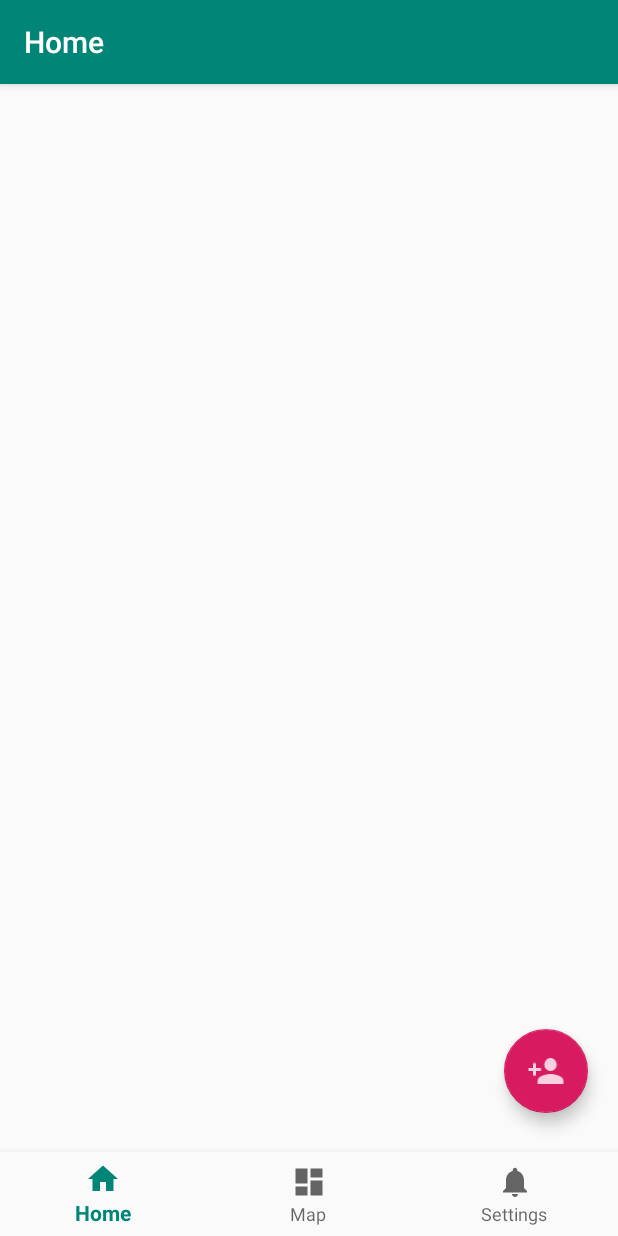
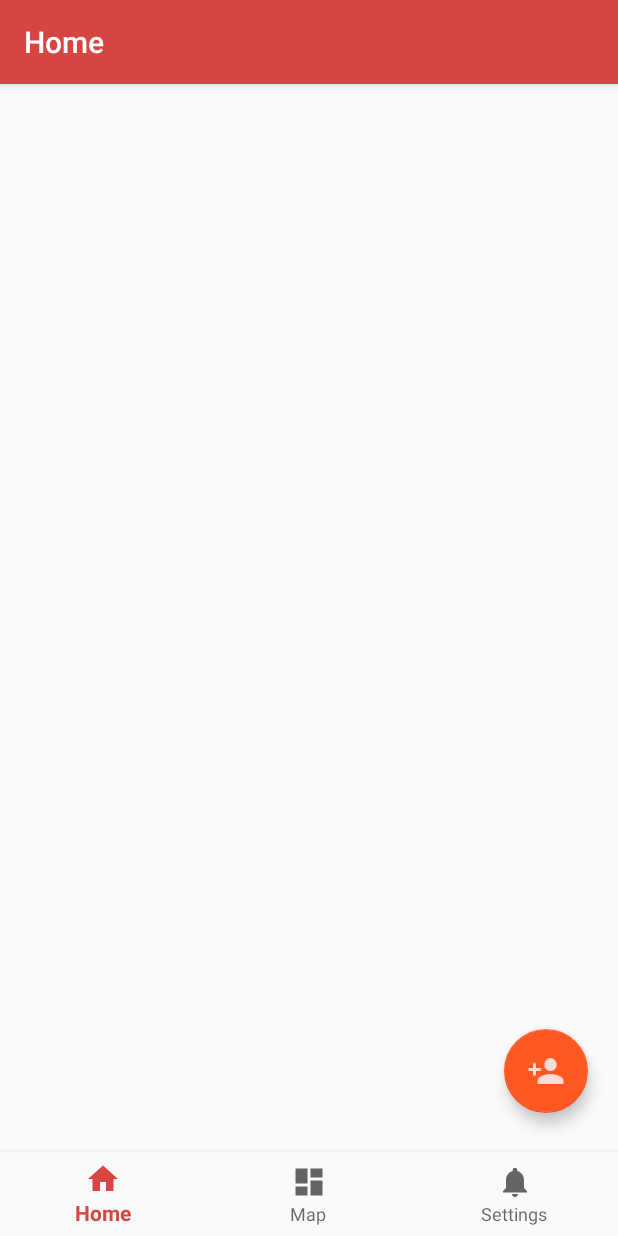
Before and after one commit to heraldofsolace/Safety-App, an Android app: the HomeFragment screen opened directly, with no data from a screen before it, on a phone screen of 412 x 824 dp. Run offline under Robolectric (Android 15) with nearby library versions, the phone set to English and light mode, and no system bars; our stand-ins replace navigation-ui; libraries missing offline, so code that uses them is left out: com.amulyakhare.textdrawable, com.ernestoyaquello.dragdropswiperecyclerview, com.wafflecopter.multicontactpicker; plain views replace DragDropSwipeRecyclerView; 12 statements that could not run were skipped.

Commit message:
Change color and improve map
Signed-off-by: Aniket Bhattacharyea <aniketmail669@gmail.com>

```diff
--- a/app/src/main/java/dev/abhattacharyea/safety/ui/map/MapFragment.kt
+++ b/app/src/main/java/dev/abhattacharyea/safety/ui/map/MapFragment.kt
@@ -22,6 +22,10 @@ import dev.abhattacharyea.safety.R
 import org.jetbrains.anko.support.v4.toast
 
 class MapFragment : OnMapReadyCallback, Fragment() {
+	override fun onStop() {
+		client.removeLocationUpdates(locationCallback)
+		super.onStop()
+	}
 
     lateinit var map: GoogleMap
     private lateinit var client: FusedLocationProviderClient
--- a/app/src/main/res/values/colors.xml
+++ b/app/src/main/res/values/colors.xml
@@ -1,6 +1,6 @@
 <?xml version="1.0" encoding="utf-8"?>
 <resources>
-    <color name="colorPrimary">#008577</color>
-    <color name="colorPrimaryDark">#00574B</color>
-    <color name="colorAccent">#D81B60</color>
+    <color name="colorPrimary">#d64541</color>
+    <color name="colorPrimaryDark">#852A28</color>
+    <color name="colorAccent">#FF5722</color>
 </resources>
```
